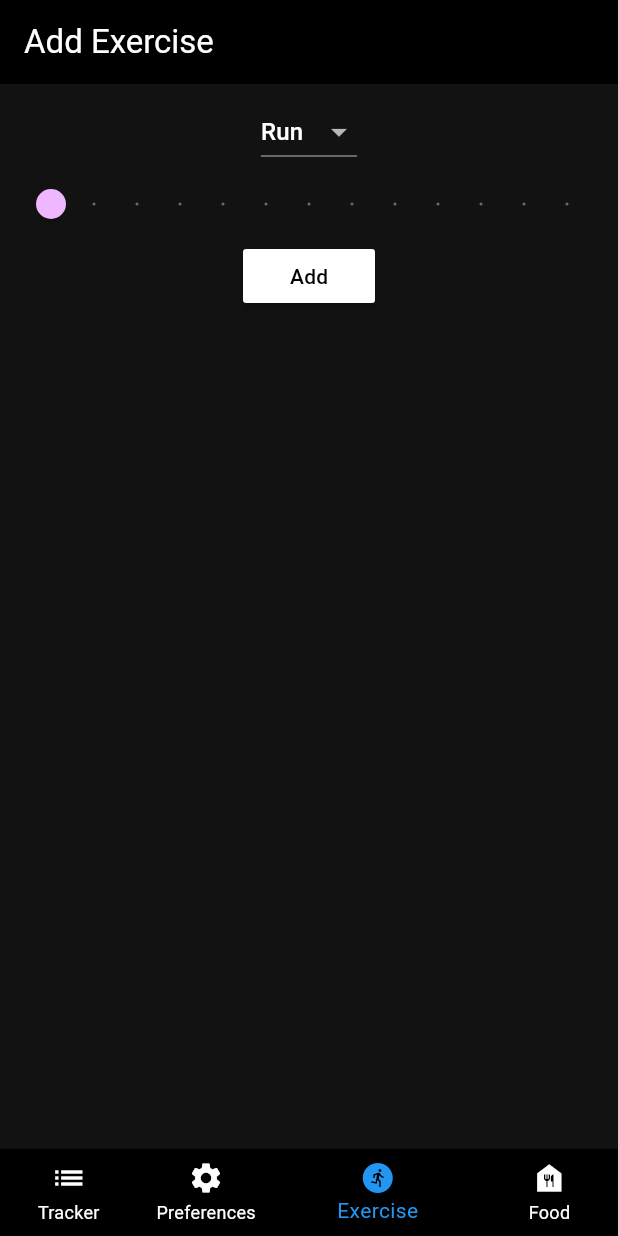
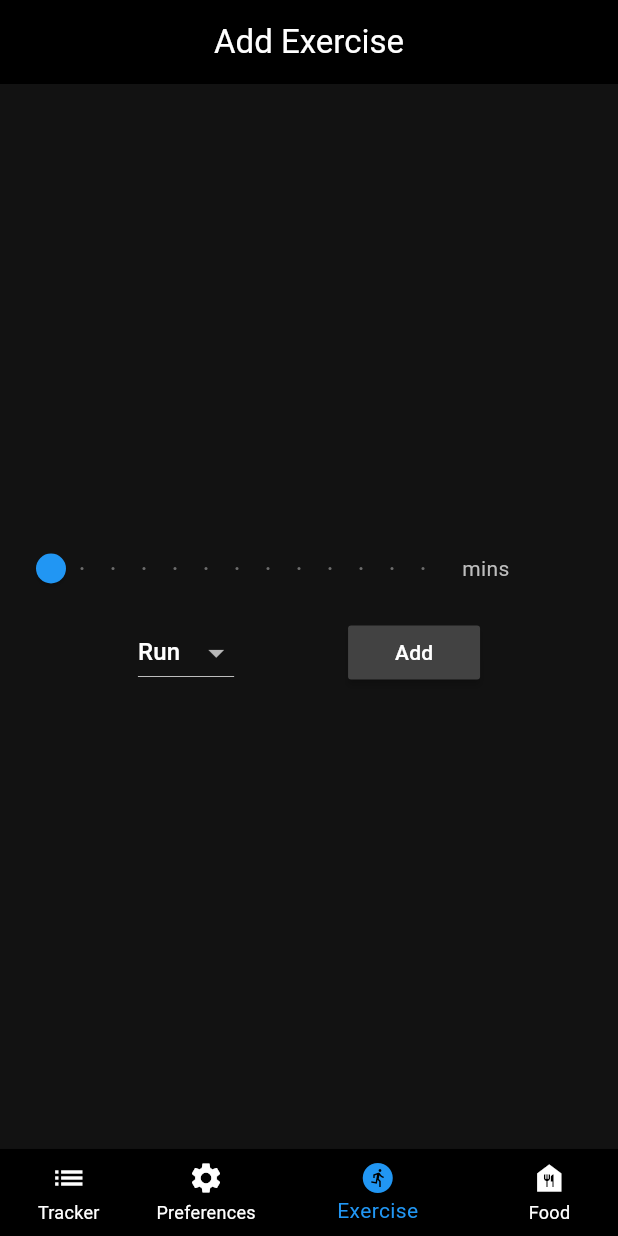
Before and after one commit to r2andrew/caloreasy, a Flutter app: the screen it shows after launch, item 3 of the bottom bar chosen, on a phone screen of 412 x 824 dp. Run offline on Flutter 3.47's test engine with Material 3 defaults, Android fonts, the phone set to English and light mode, and no system bars; our stand-ins replace flutter_local_notifications, flutter_slidable, hive, hive_flutter; missing offline and left inert: android_alarm_manager_plus, openfoodfacts; accounts and stored records are empty.

Commit message:
redesign add exercise page

```diff
--- a/lib/pages/add_exercise.dart
+++ b/lib/pages/add_exercise.dart
@@ -32,15 +32,49 @@ class _AddExercisePageState extends State<AddExercisePage> {
   Widget build(BuildContext context) {
     return Scaffold(
       appBar: AppBar(
-        title: Text('Add Exercise'),
+        title: Center(child: Text('Add Exercise')),
         backgroundColor: Colors.black,
       ),
       body: Center(
         child: Padding(
           padding: const EdgeInsets.all(8.0),
           child: Column(
+            mainAxisAlignment: MainAxisAlignment.center,
             children: [
 
+              Row(
+                children: [
+                  SizedBox(
+                    width: 300,
+                    child: SliderTheme(
+                      data: SliderThemeData(
+                        valueIndicatorColor: Colors.blue,
+                        valueIndicatorTextStyle: TextStyle(color: Colors.white),
+                        activeTrackColor: Colors.blue,
+                        thumbColor: Colors.blue
+                      ),
+                      child: Slider(
+                        value: minutes,
+                        max: 60,
+                        divisions: 12,
+                        label: minutes.round().toString(),
+                        onChanged: (double value) {
+                          setState(() {
+                            minutes = value;
+                          });
+                        },
+                      ),
+                    ),
+                  ),
+                  Text('mins', style: TextStyle(color: Colors.grey[400]),)
+                ],
+              ),
+
+              Padding(
+                padding: const EdgeInsets.all(8.0),
+                child: Row(
+                  mainAxisAlignment: MainAxisAlignment.spaceEvenly,
+                  children: [
                     DropdownButton(
                         hint: Text(exercise),
                         value: exercise,
@@ -64,24 +98,14 @@ class _AddExercisePageState extends State<AddExercisePage> {
                           });
                         }
                     ),
-
-              Slider(
-                value: minutes,
-                max: 60,
-                divisions: 12,
-                label: minutes.round().toString(),
-                onChanged: (double value) {
-                  setState(() {
-                    minutes = value;
-                  });
-                },
+                    MaterialButton(
+                        color: Colors.grey[800],
+                        textColor: Colors.white,
+                        onPressed: submit,
+                        child: Text('Add'),
                     ),
-
-              MaterialButton(
-                  color: Colors.white,
-                  onPressed: submit,
-                  textColor: Colors.black,
-                  child: Text('Add'),
+                  ],
+                ),
               ),
             ],
           ),
```
Lines whose indentation alone changed are shown as unchanged.
